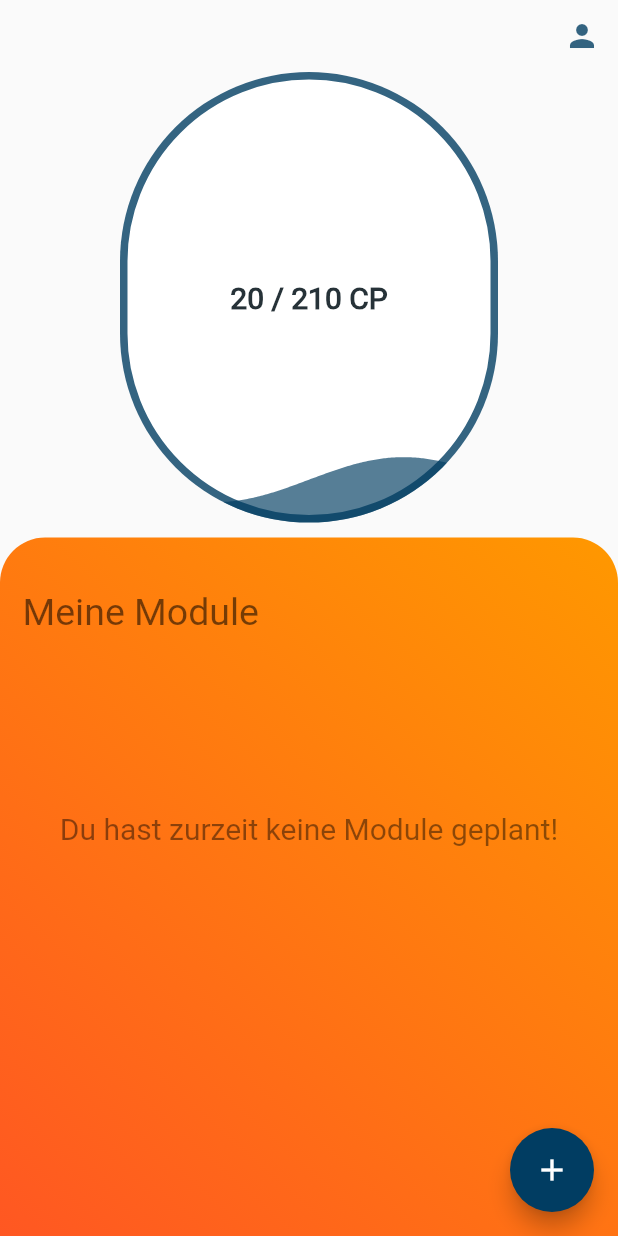
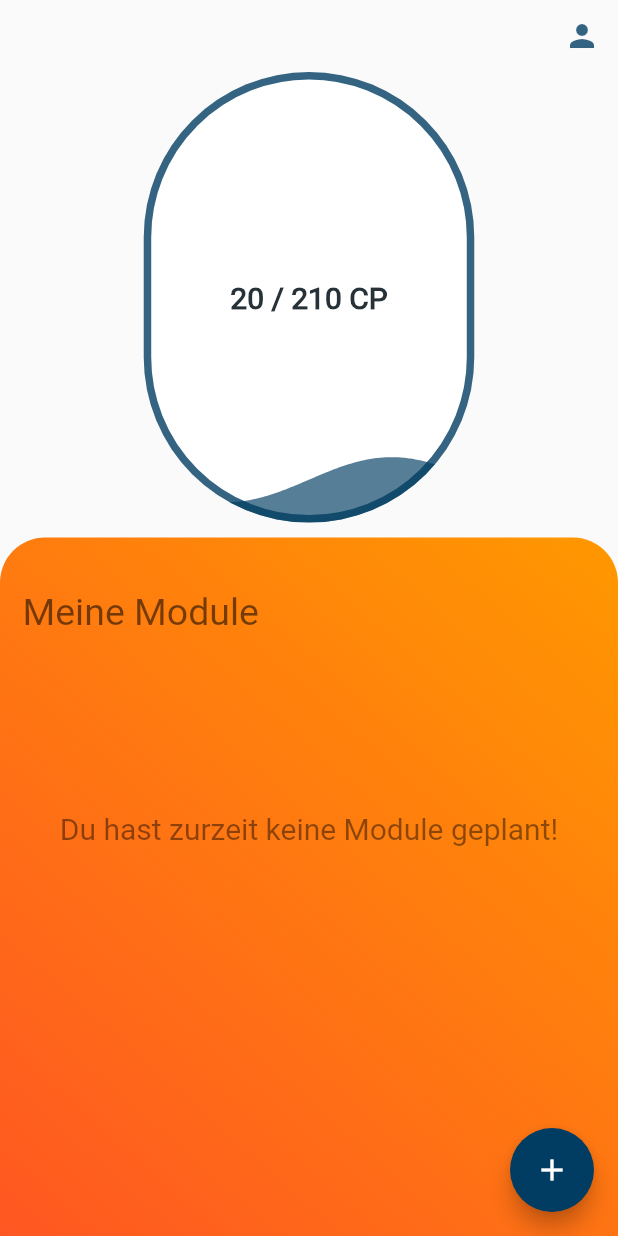
Before and after one commit to AlfredTachi/MyStudyBuddy2020, a Flutter app: the Dashboard screen opened by its route, on a phone screen of 412 x 824 dp. Run offline on Flutter 3.47's test engine with Material 2 defaults, Android fonts, the phone set to English and light mode, and no system bars; our stand-ins replace get, liquid_progress_indicator, percent_indicator, photo_view, shared_preferences, smooth_star_rating and 2 more; missing offline and left inert: flutter_custom_dialog; accounts and stored records are empty.

Commit message:
added relative width

```diff
--- a/lib/dashboard/dashboard.dart
+++ b/lib/dashboard/dashboard.dart
@@ -14,6 +14,7 @@ class Dashboard extends StatefulWidget {
 class DashboardState extends State<Dashboard> {
   @override
   Widget build(BuildContext context) {
+    double spacing = MediaQuery.of(context).size.width / 4.3;
     return Scaffold(
       floatingActionButton: FloatingActionButton(
         backgroundColor: Color(0xFF013D62),
@@ -42,7 +43,8 @@ class DashboardState extends State<Dashboard> {
             Expanded(
               flex: 4,
               child: Container(
-                padding: EdgeInsets.only(bottom: 10, right: 80, left: 80),
+                padding:
+                    EdgeInsets.only(bottom: 10, right: spacing, left: spacing),
                 child: LiquidCircularProgressIndicator(
                   value: ProfileController().getEarnedCP() /
                       ProfileController().getMaxCP(), // Defaults to 0.5.
--- a/lib/dashboard/profile_page/profile_page.dart
+++ b/lib/dashboard/profile_page/profile_page.dart
@@ -75,7 +75,6 @@ class ProfilePageState extends State<ProfilePage> {
                             mainAxisAlignment: MainAxisAlignment.center,
                             crossAxisAlignment: CrossAxisAlignment.center,
                             children: <Widget>[
-
                               Padding(
                                 padding: const EdgeInsets.only(
                                     left: 20, right: 20, bottom: 5, top: 50),
```
